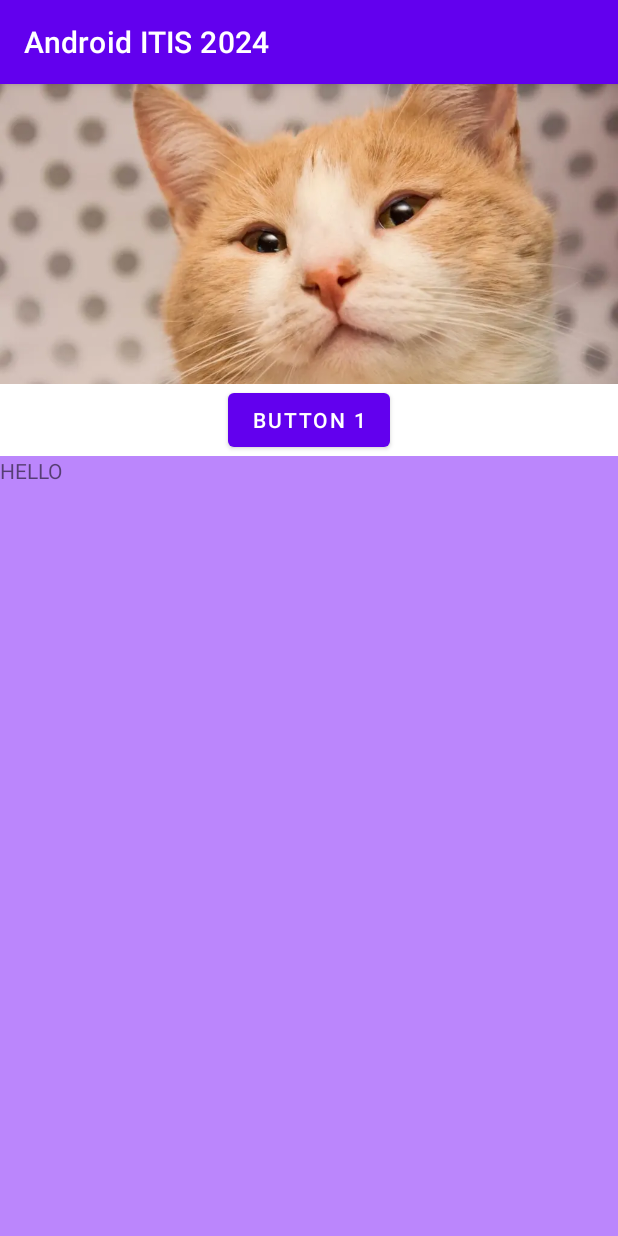
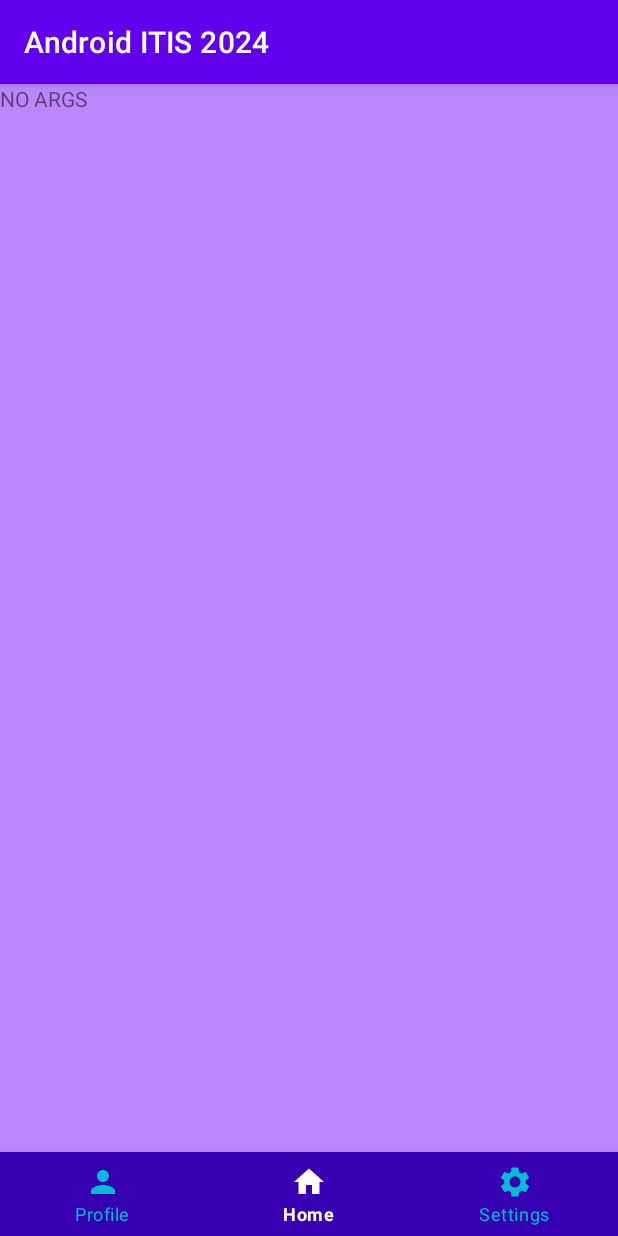
Before and after one commit to Adelya13/android_itis_2024, an Android app: the screen it shows after launch (FirstActivity), on a phone screen of 412 x 824 dp. Run offline under Robolectric (Android 15) with nearby library versions, the light colour scheme and no system bars.

Commit message:
added BottomNavigation

```diff
--- a/app/src/main/java/com/example/androiditis2024/FirstActivity.kt
+++ b/app/src/main/java/com/example/androiditis2024/FirstActivity.kt
@@ -3,6 +3,7 @@
 import android.annotation.SuppressLint
 import android.os.Bundle
 import androidx.appcompat.app.AppCompatActivity
+import androidx.fragment.app.Fragment
 import com.example.androiditis2024.HomeFragment.Companion.HOME_FRAGMENT_TAG
 import com.example.androiditis2024.HomeFragment.Companion.newInstance
 import com.example.androiditis2024.databinding.FirstActivityBinding
@@ -20,9 +21,33 @@
             setContentView(it.root)
         }
 
+        binding?.run {
+            bottomNav.setOnItemSelectedListener {
+                when(it.itemId) {
+                    R.id.home -> {
+                        navigateTo(HomeFragment())
+                        true
+                    }
+                    R.id.profile -> {
+                        navigateTo(ProfileFragment())
+                        true
+                    }
+                    R.id.settings -> {
+                        navigateTo(ProfileFragment())
+                        true
+                    }
+                    else -> false
+                }
+            }
+            bottomNav.selectedItemId = R.id.home
+        }
+    }
+
+
+    private fun navigateTo(fragment: Fragment) {
         supportFragmentManager
             .beginTransaction()
-            .replace(R.id.fragment_container, newInstance("HELLO"), HOME_FRAGMENT_TAG)
+            .replace(R.id.fragment_container, fragment, fragment.javaClass.name)
             .commit()
     }
 
--- a/app/src/main/java/com/example/androiditis2024/HomeFragment.kt
+++ b/app/src/main/java/com/example/androiditis2024/HomeFragment.kt
@@ -102,7 +102,7 @@
         const val HOME_FRAGMENT_TAG = "HomeFragment"
         const val ARG_KEY = "ARG_KEY"
 
-        fun newInstance(arg: String) = HomeFragment().apply {
+        fun newInstance(arg: String): HomeFragment = HomeFragment().apply {
             arguments = Bundle().apply {
                 putString(ARG_KEY, arg)
             }
--- /dev/null
+++ b/app/src/main/res/color/selector_btm_nav_color.xml
@@ -0,0 +1,5 @@
+<?xml version="1.0" encoding="utf-8"?>
+<selector xmlns:android="http://schemas.android.com/apk/res/android">
+    <item android:color="@color/white" android:state_checked="true"/>
+    <item android:color="#00BCD4" android:state_checked="false"/>
+</selector>
--- /dev/null
+++ b/app/src/main/res/drawable/baseline_home_24.xml
@@ -0,0 +1,5 @@
+<vector xmlns:android="http://schemas.android.com/apk/res/android" android:height="24dp" android:tint="#000000" android:viewportHeight="24" android:viewportWidth="24" android:width="24dp">
+
+    <path android:fillColor="@android:color/white" android:pathData="M10,20v-6h4v6h5v-8h3L12,3 2,12h3v8z"/>
+
+</vector>
--- /dev/null
+++ b/app/src/main/res/drawable/baseline_person_24.xml
@@ -0,0 +1,5 @@
+<vector xmlns:android="http://schemas.android.com/apk/res/android" android:height="24dp" android:tint="#000000" android:viewportHeight="24" android:viewportWidth="24" android:width="24dp">
+
+    <path android:fillColor="@android:color/white" android:pathData="M12,12c2.21,0 4,-1.79 4,-4s-1.79,-4 -4,-4 -4,1.79 -4,4 1.79,4 4,4zM12,14c-2.67,0 -8,1.34 -8,4v2h16v-2c0,-2.66 -5.33,-4 -8,-4z"/>
+
+</vector>
--- /dev/null
+++ b/app/src/main/res/drawable/baseline_settings_24.xml
@@ -0,0 +1,5 @@
+<vector xmlns:android="http://schemas.android.com/apk/res/android" android:height="24dp" android:tint="#000000" android:viewportHeight="24" android:viewportWidth="24" android:width="24dp">
+
+    <path android:fillColor="@android:color/white" android:pathData="M19.14,12.94c0.04,-0.3 0.06,-0.61 0.06,-0.94c0,-0.32 -0.02,-0.64 -0.07,-0.94l2.03,-1.58c0.18,-0.14 0.23,-0.41 0.12,-0.61l-1.92,-3.32c-0.12,-0.22 -0.37,-0.29 -0.59,-0.22l-2.39,0.96c-0.5,-0.38 -1.03,-0.7 -1.62,-0.94L14.4,2.81c-0.04,-0.24 -0.24,-0.41 -0.48,-0.41h-3.84c-0.24,0 -0.43,0.17 -0.47,0.41L9.25,5.35C8.66,5.59 8.12,5.92 7.63,6.29L5.24,5.33c-0.22,-0.08 -0.47,0 -0.59,0.22L2.74,8.87C2.62,9.08 2.66,9.34 2.86,9.48l2.03,1.58C4.84,11.36 4.8,11.69 4.8,12s0.02,0.64 0.07,0.94l-2.03,1.58c-0.18,0.14 -0.23,0.41 -0.12,0.61l1.92,3.32c0.12,0.22 0.37,0.29 0.59,0.22l2.39,-0.96c0.5,0.38 1.03,0.7 1.62,0.94l0.36,2.54c0.05,0.24 0.24,0.41 0.48,0.41h3.84c0.24,0 0.44,-0.17 0.47,-0.41l0.36,-2.54c0.59,-0.24 1.13,-0.56 1.62,-0.94l2.39,0.96c0.22,0.08 0.47,0 0.59,-0.22l1.92,-3.32c0.12,-0.22 0.07,-0.47 -0.12,-0.61L19.14,12.94zM12,15.6c-1.98,0 -3.6,-1.62 -3.6,-3.6s1.62,-3.6 3.6,-3.6s3.6,1.62 3.6,3.6S13.98,15.6 12,15.6z"/>
+
+</vector>
--- a/app/src/main/res/layout/first_activity.xml
+++ b/app/src/main/res/layout/first_activity.xml
@@ -7,35 +7,26 @@
     android:layout_height="match_parent"
     tools:context=".FirstActivity">
 
-    <ImageView
-        android:id="@+id/cat"
-        android:layout_width="wrap_content"
-        android:layout_height="200dp"
-        android:scaleType="centerCrop"
-        android:src="@drawable/cat"
-        app:layout_constraintEnd_toEndOf="parent"
-        app:layout_constraintStart_toStartOf="parent"
-        app:layout_constraintTop_toTopOf="parent"/>
-
-
-    <Button
-        android:id="@+id/button_1"
-        android:layout_width="wrap_content"
-        android:layout_height="wrap_content"
-        android:text="@string/button_one"
-        app:layout_constraintTop_toBottomOf="@+id/cat"
-        app:layout_constraintEnd_toEndOf="parent"
-        app:layout_constraintStart_toStartOf="parent"/>
-
     <androidx.fragment.app.FragmentContainerView
         android:id="@+id/fragment_container"
         android:layout_width="match_parent"
         android:layout_height="0dp"
         android:name="com.example.androiditis2024.HomeFragment"
-        app:layout_constraintBottom_toBottomOf="parent"
+        app:layout_constraintBottom_toTopOf="@id/bottom_nav"
         app:layout_constraintEnd_toEndOf="parent"
         app:layout_constraintStart_toStartOf="parent"
-        app:layout_constraintTop_toBottomOf="@+id/button_1" />
+        app:layout_constraintTop_toTopOf="parent" />
+
+    <com.google.android.material.bottomnavigation.BottomNavigationView
+        android:id="@+id/bottom_nav"
+        android:layout_width="match_parent"
+        android:layout_height="wrap_content"
+        app:itemIconTint="@color/selector_btm_nav_color"
+        app:itemTextColor="@color/selector_btm_nav_color"
+        android:background="@color/purple_700"
+        app:labelVisibilityMode="labeled"
+        app:menu="@menu/main_menu"
+        app:layout_constraintBottom_toBottomOf="parent"/>
 
 
 
--- /dev/null
+++ b/app/src/main/res/menu/main_menu.xml
@@ -0,0 +1,21 @@
+<?xml version="1.0" encoding="utf-8"?>
+<menu xmlns:android="http://schemas.android.com/apk/res/android">
+
+    <item
+        android:id="@+id/profile"
+        android:icon="@drawable/baseline_person_24"
+        android:title="Profile"
+        />
+
+    <item
+        android:id="@+id/home"
+        android:icon="@drawable/baseline_home_24"
+        android:title="Home"
+        />
+
+    <item
+        android:id="@+id/settings"
+        android:icon="@drawable/baseline_settings_24"
+        android:title="Settings"
+        />
+</menu>
```
